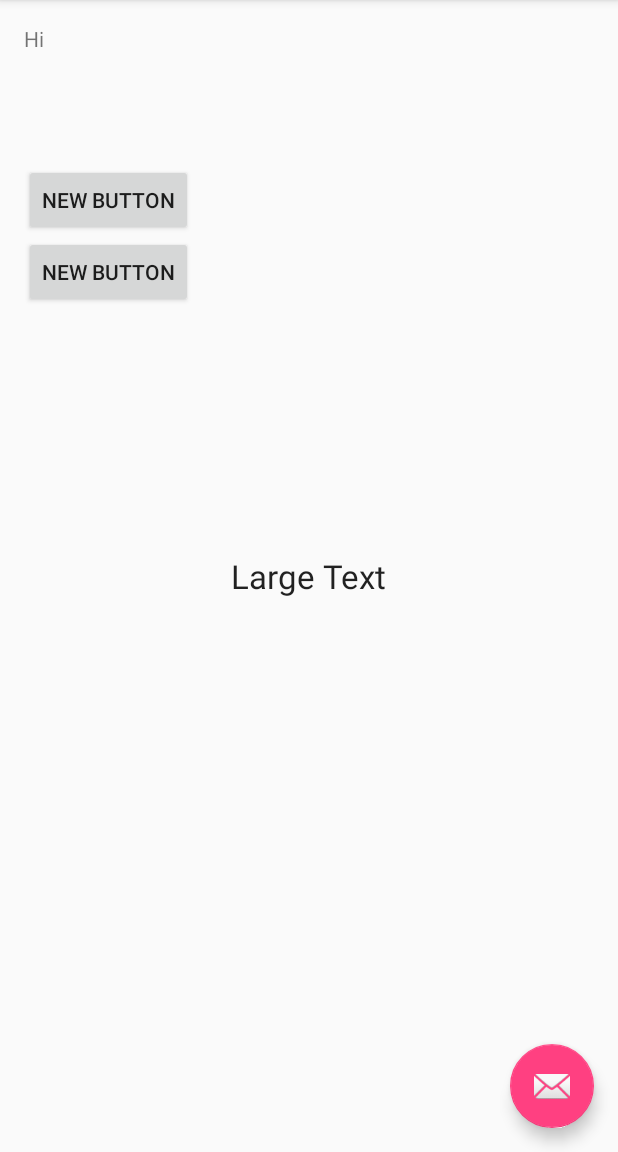
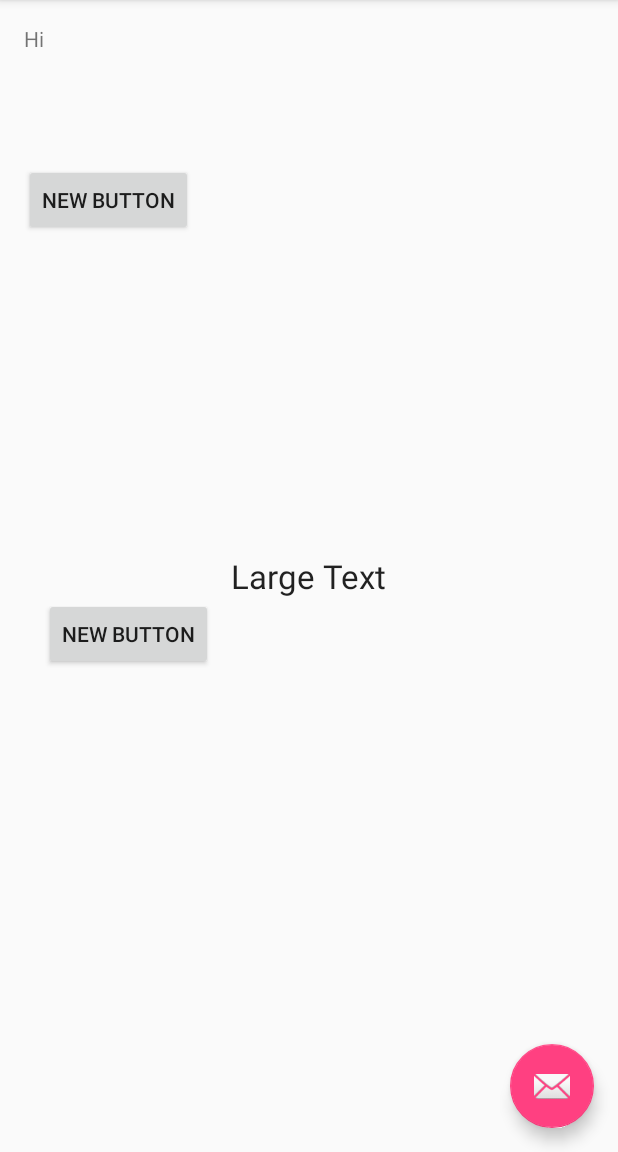
Before and after one commit to Driversbuddy/DriversBuddy, an Android app: the screen it shows after launch (MainActivity), on a phone screen of 412 x 824 dp, the part 84-1236 px from its top. Run offline under Robolectric (Android 15) with nearby library versions, the phone set to English and light mode, and no system bars.

Commit message:
added
Johan

```diff
--- a/app/src/main/res/layout/content_main.xml
+++ b/app/src/main/res/layout/content_main.xml
@@ -34,9 +34,9 @@
         android:layout_height="wrap_content"
         android:text="New Button"
         android:id="@+id/button2"
-        android:layout_below="@+id/button"
-        android:layout_alignParentLeft="true"
-        android:layout_alignParentStart="true" />
+        android:layout_below="@+id/textView2"
+        android:layout_toRightOf="@+id/textView"
+        android:layout_toEndOf="@+id/textView" />
 
     <TextView
         android:layout_width="wrap_content"
```
